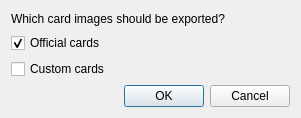
Before: the Qt Designer form mtg_proxy_printer/resources/ui/export_card_images_dialog.ui in luziferius/MTGProxyPrinter, drawn with Qt 5.
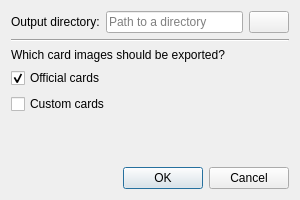
After: the same form once the commit is applied. Icons and pictures are not drawn.

Commit message:
ExportCardImagesDialog: Add a path selector to the UI, so that the user can select the target directory within the dialog
FossilOrigin-Name: b4847a7f976c3758cee5cb838f774ff392d31390d08bd411fce1ee81698f0ab5

```diff
--- a/mtg_proxy_printer/resources/ui/export_card_images_dialog.ui
+++ b/mtg_proxy_printer/resources/ui/export_card_images_dialog.ui
@@ -6,42 +6,34 @@
    <rect>
     <x>0</x>
     <y>0</y>
-    <width>301</width>
-    <height>118</height>
+    <width>300</width>
+    <height>200</height>
    </rect>
   </property>
   <property name="windowTitle">
    <string>Export settings</string>
   </property>
-  <layout class="QVBoxLayout" name="verticalLayout">
-   <item>
-    <widget class="QLabel" name="header_label">
-     <property name="text">
-      <string>Which card images should be exported?</string>
+  <layout class="QGridLayout" name="grid_layout">
+   <item row="1" column="2">
+    <widget class="QPushButton" name="output_path_browse_button">
+     <property name="sizePolicy">
+      <sizepolicy hsizetype="Maximum" vsizetype="Fixed">
+       <horstretch>0</horstretch>
+       <verstretch>0</verstretch>
+      </sizepolicy>
      </property>
-     <property name="wordWrap">
-      <bool>true</bool>
+     <property name="toolTip">
+      <string>Browse …</string>
      </property>
-    </widget>
-   </item>
-   <item>
-    <widget class="QCheckBox" name="export_official_cards">
      <property name="text">
-      <string>Official cards</string>
+      <string notr="true"/>
      </property>
-     <property name="checked">
-      <bool>true</bool>
+     <property name="icon">
+      <iconset theme="document-open"/>
      </property>
     </widget>
    </item>
-   <item>
-    <widget class="QCheckBox" name="export_custom_cards">
-     <property name="text">
-      <string>Custom cards</string>
-     </property>
-    </widget>
-   </item>
-   <item>
+   <item row="10" column="0" colspan="3">
     <widget class="QDialogButtonBox" name="button_box">
      <property name="orientation">
       <enum>Qt::Horizontal</enum>
@@ -51,6 +43,70 @@
      </property>
     </widget>
    </item>
+   <item row="6" column="0" colspan="3">
+    <widget class="QCheckBox" name="export_custom_cards">
+     <property name="text">
+      <string>Custom cards</string>
+     </property>
+    </widget>
+   </item>
+   <item row="3" column="0" colspan="3">
+    <widget class="Line" name="line">
+     <property name="orientation">
+      <enum>Qt::Horizontal</enum>
+     </property>
+    </widget>
+   </item>
+   <item row="1" column="0">
+    <widget class="QLabel" name="output_path_label">
+     <property name="text">
+      <string>Output directory:</string>
+     </property>
+    </widget>
+   </item>
+   <item row="5" column="0" colspan="3">
+    <widget class="QCheckBox" name="export_official_cards">
+     <property name="text">
+      <string>Official cards</string>
+     </property>
+     <property name="checked">
+      <bool>true</bool>
+     </property>
+    </widget>
+   </item>
+   <item row="4" column="0" colspan="3">
+    <widget class="QLabel" name="header_label">
+     <property name="text">
+      <string>Which card images should be exported?</string>
+     </property>
+     <property name="wordWrap">
+      <bool>true</bool>
+     </property>
+    </widget>
+   </item>
+   <item row="1" column="1">
+    <widget class="QLineEdit" name="output_path">
+     <property name="placeholderText">
+      <string>Path to a directory</string>
+     </property>
+     <property name="clearButtonEnabled">
+      <bool>true</bool>
+     </property>
+    </widget>
+   </item>
+   <item row="7" column="0" colspan="3">
+    <spacer name="verticalSpacer">
+     <property name="orientation">
+      <enum>Qt::Vertical</enum>
+     </property>
+     <property name="sizeHint" stdset="0">
+      <size>
+       <width>20</width>
+       <height>40</height>
+      </size>
+     </property>
+    </spacer>
+   </item>
   </layout>
  </widget>
  <resources/>
```
Left out of the diff: 5 changed lines with no effect on the pictures. The commit also changes 1 other file.
